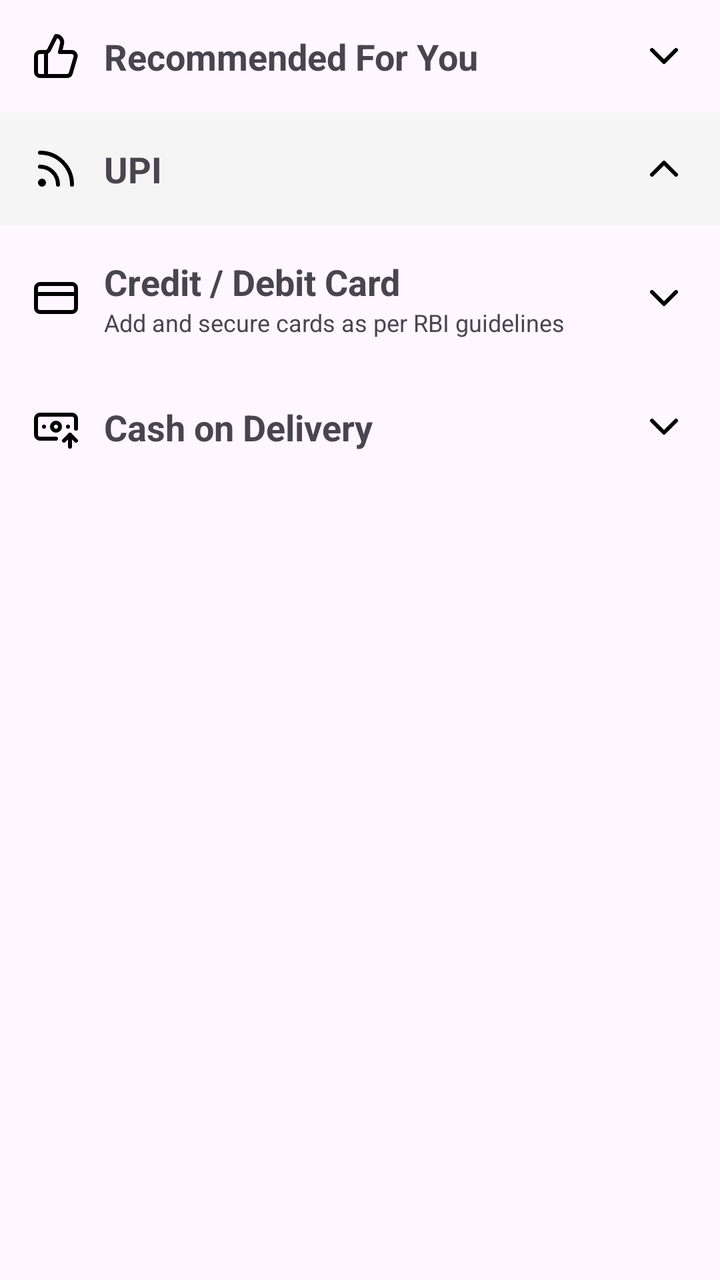
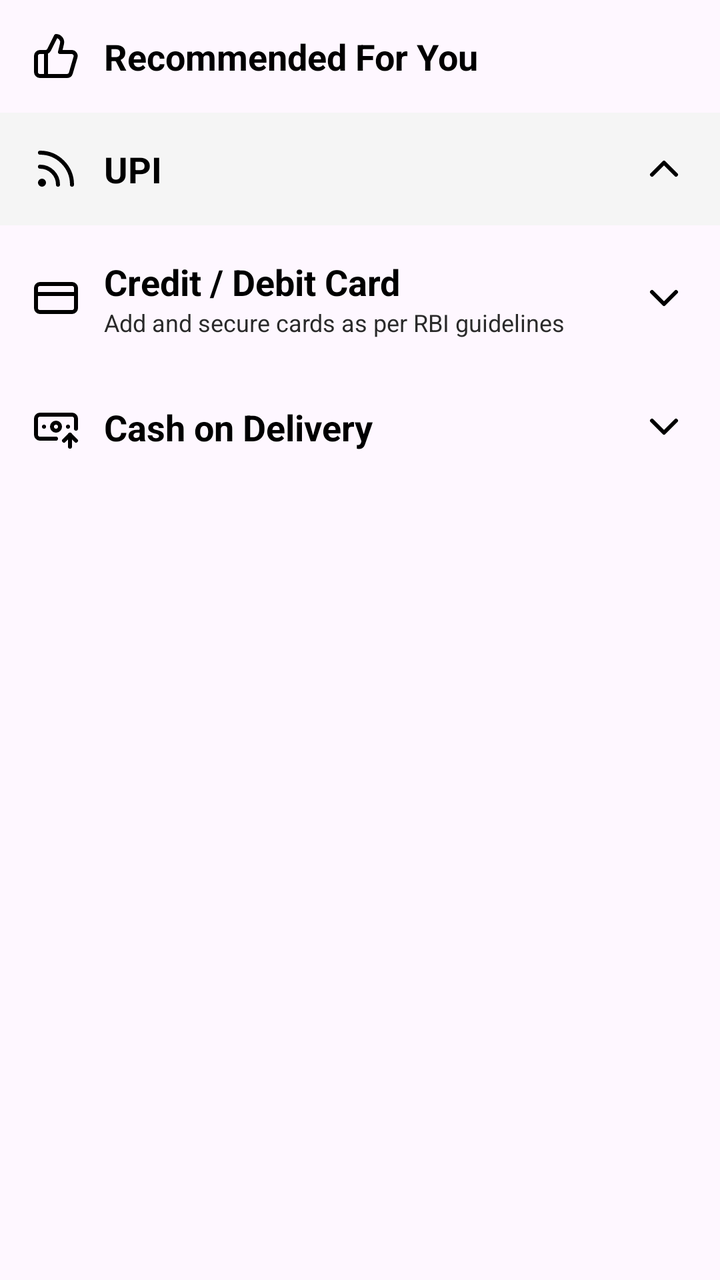

The first picture is an Android layout as it rendered before a commit; the second is the same layout after the commit. The layout source and the unified diff follow.
<!-- AndroidManifest.xml: application theme Theme.CityBasket -->
<!-- res/layout/fragment_payment.xml -->
<?xml version="1.0" encoding="utf-8"?>
<LinearLayout xmlns:android="http://schemas.android.com/apk/res/android"
    xmlns:app="http://schemas.android.com/apk/res-auto"
    android:layout_width="match_parent"
    android:layout_height="match_parent"
    android:orientation="vertical">

    

    <androidx.core.widget.NestedScrollView
        android:layout_width="match_parent"
        android:layout_height="0dp"
        android:layout_weight="1">

        <LinearLayout
            android:layout_width="match_parent"
            android:layout_height="wrap_content"
            android:orientation="vertical">

            

            <LinearLayout
                android:id="@+id/layoutRecommended"
                android:layout_width="match_parent"
                android:layout_height="wrap_content"
                android:padding="16dp"
                android:gravity="center_vertical"
                android:orientation="horizontal">

                <ImageView
                    android:layout_width="24dp"
                    android:layout_height="24dp"
                    android:src="@drawable/ic_thumb_up"/>

                <TextView
                    android:layout_width="0dp"
                    android:layout_height="wrap_content"
                    android:layout_weight="1"
                    android:layout_marginStart="12dp"
                    android:text="Recommended For You"
                    android:textStyle="bold"
                    android:textSize="18sp"/>

                <ImageView
                    android:id="@+id/imgRecommendedArrow"
                    android:layout_width="24dp"
                    android:layout_height="24dp"
                    android:src="@drawable/ic_arrow_down"/>
            </LinearLayout>

            

            <LinearLayout
                android:id="@+id/layoutUpiHeader"
                android:layout_width="match_parent"
                android:layout_height="wrap_content"
                android:padding="16dp"
                android:background="#F5F5F5"
                android:gravity="center_vertical"
                android:orientation="horizontal">

                <ImageView
                    android:layout_width="24dp"
                    android:layout_height="24dp"
                    android:src="@drawable/ic_upi"/>

                <TextView
                    android:layout_width="0dp"
                    android:layout_height="wrap_content"
                    android:layout_weight="1"
                    android:layout_marginStart="12dp"
                    android:text="UPI"
                    android:textStyle="bold"
                    android:textSize="18sp"/>

                <ImageView
                    android:id="@+id/imgUpiArrow"
                    android:layout_width="24dp"
                    android:layout_height="24dp"
                    android:src="@drawable/ic_arrow_up"/>
            </LinearLayout>

            

            <androidx.recyclerview.widget.RecyclerView
                android:id="@+id/rvUpiApps"
                android:layout_width="match_parent"
                android:layout_height="wrap_content"
                android:nestedScrollingEnabled="false"/>

            

            <LinearLayout
                android:id="@+id/layoutCard"
                android:layout_width="match_parent"
                android:layout_height="wrap_content"
                android:padding="16dp"
                android:gravity="center_vertical"
                android:orientation="horizontal">

                <ImageView
                    android:layout_width="24dp"
                    android:layout_height="24dp"
                    android:src="@drawable/ic_card"/>

                <LinearLayout
                    android:layout_width="0dp"
                    android:layout_height="wrap_content"
                    android:layout_weight="1"
                    android:orientation="vertical"
                    android:layout_marginStart="12dp">

                    <TextView
                        android:layout_width="wrap_content"
                        android:layout_height="wrap_content"
                        android:text="Credit / Debit Card"
                        android:textStyle="bold"
                        android:textSize="18sp"/>

                    <TextView
                        android:layout_width="wrap_content"
                        android:layout_height="wrap_content"
                        android:text="Add and secure cards as per RBI guidelines"
                        android:textSize="12sp"/>
                </LinearLayout>

                <ImageView
                    android:id="@+id/imgCardArrow"
                    android:layout_width="24dp"
                    android:layout_height="24dp"
                    android:src="@drawable/ic_arrow_down"/>

            </LinearLayout>
            <LinearLayout
                android:id="@+id/layoutCardContent"
                android:layout_width="match_parent"
                android:layout_height="wrap_content"
                android:orientation="vertical"
                android:padding="16dp"
                android:visibility="gone">

                <Button
                    android:id="@+id/btnCardPay"
                    android:layout_width="match_parent"
                    android:layout_height="wrap_content"
                    android:backgroundTint="@color/black"
                    android:text="Continue With Card"/>
            </LinearLayout>

            

            <LinearLayout
                android:id="@+id/layoutCod"
                android:layout_width="match_parent"
                android:layout_height="wrap_content"
                android:padding="16dp"
                android:gravity="center_vertical"
                android:orientation="horizontal">

                <ImageView
                    android:layout_width="24dp"
                    android:layout_height="24dp"
                    android:src="@drawable/ic_cash"/>

                <TextView
                    android:layout_width="0dp"
                    android:layout_height="wrap_content"
                    android:layout_weight="1"
                    android:layout_marginStart="12dp"
                    android:text="Cash on Delivery"
                    android:textStyle="bold"
                    android:textSize="18sp"/>

                <ImageView
                    android:id="@+id/imgCodArrow"
                    android:layout_width="24dp"
                    android:layout_height="24dp"
                    android:src="@drawable/ic_arrow_down"/>
            </LinearLayout>
            <LinearLayout
                android:id="@+id/layoutCodContent"
                android:layout_width="match_parent"
                android:layout_height="wrap_content"
                android:padding="16dp"
                android:orientation="vertical"
                android:visibility="gone">

                <TextView
                    android:layout_width="wrap_content"
                    android:layout_height="wrap_content"
                    android:textColor="#232323"
                    android:text="Pay after delivery"/>

                <Button
                    android:id="@+id/btnCodPay"
                    android:layout_width="match_parent"
                    android:layout_height="wrap_content"
                    android:backgroundTint="@color/black"
                    android:text="Place Order"/>
            </LinearLayout>

        </LinearLayout>

    </androidx.core.widget.NestedScrollView>


</LinearLayout>
<!-- resources referenced by this layout -->
<resources>
  <color name="black">#FF000000</color>
  <!-- drawable ic_arrow_down (drawable) -->
  <vector xmlns:android="http://schemas.android.com/apk/res/android"
      android:width="24dp"
      android:height="24dp"
      android:viewportWidth="24"
      android:viewportHeight="24">
    <path
        android:pathData="m6,9 l6,6 6,-6"
        android:strokeLineJoin="round"
        android:strokeWidth="2"
        android:fillColor="#00000000"
        android:strokeColor="@color/black"
        android:strokeLineCap="round"/>
  </vector>
  <!-- drawable ic_arrow_up (drawable) -->
  <vector xmlns:android="http://schemas.android.com/apk/res/android"
      android:width="24dp"
      android:height="24dp"
      android:viewportWidth="24"
      android:viewportHeight="24">
    <path
        android:pathData="m18,15 l-6,-6 -6,6"
        android:strokeLineJoin="round"
        android:strokeWidth="2"
        android:fillColor="#00000000"
        android:strokeColor="@color/black"
        android:strokeLineCap="round"/>
  </vector>
  <!-- drawable ic_card (drawable) -->
  <vector xmlns:android="http://schemas.android.com/apk/res/android"
      android:width="24dp"
      android:height="24dp"
      android:viewportWidth="24"
      android:viewportHeight="24">
    <path
        android:pathData="M4,5L20,5A2,2 0,0 1,22 7L22,17A2,2 0,0 1,20 19L4,19A2,2 0,0 1,2 17L2,7A2,2 0,0 1,4 5z"
        android:strokeLineJoin="round"
        android:strokeWidth="2"
        android:fillColor="#00000000"
        android:strokeColor="@color/black"
        android:strokeLineCap="round"/>
    <path
        android:pathData="M2,10L22,10"
        android:strokeLineJoin="round"
        android:strokeWidth="2"
        android:fillColor="#00000000"
        android:strokeColor="@color/black"
        android:strokeLineCap="round"/>
  </vector>
  <!-- drawable ic_thumb_up (drawable) -->
  <vector xmlns:android="http://schemas.android.com/apk/res/android"
      android:width="24dp"
      android:height="24dp"
      android:viewportWidth="24"
      android:viewportHeight="24">
    <path
        android:pathData="M15,5.88 L14,10h5.83a2,2 0,0 1,1.92 2.56l-2.33,8A2,2 0,0 1,17.5 22H4a2,2 0,0 1,-2 -2v-8a2,2 0,0 1,2 -2h2.76a2,2 0,0 0,1.79 -1.11L12,2a3.13,3.13 0,0 1,3 3.88Z"
        android:strokeLineJoin="round"
        android:strokeWidth="2"
        android:fillColor="#00000000"
        android:strokeColor="@color/black"
        android:strokeLineCap="round"/>
    <path
        android:pathData="M7,10v12"
        android:strokeLineJoin="round"
        android:strokeWidth="2"
        android:fillColor="#00000000"
        android:strokeColor="@color/black"
        android:strokeLineCap="round"/>
  </vector>
  <!-- drawable ic_upi (drawable) -->
  <vector xmlns:android="http://schemas.android.com/apk/res/android"
      android:width="24dp"
      android:height="24dp"
      android:viewportWidth="24"
      android:viewportHeight="24">
    <path
        android:pathData="M4,11a9,9 0,0 1,9 9"
        android:strokeLineJoin="round"
        android:strokeWidth="2"
        android:fillColor="#00000000"
        android:strokeColor="@color/black"
        android:strokeLineCap="round"/>
    <path
        android:pathData="M4,4a16,16 0,0 1,16 16"
        android:strokeLineJoin="round"
        android:strokeWidth="2"
        android:fillColor="#00000000"
        android:strokeColor="@color/black"
        android:strokeLineCap="round"/>
    <path
        android:pathData="M5,19m-1,0a1,1 0,1 1,2 0a1,1 0,1 1,-2 0"
        android:strokeLineJoin="round"
        android:strokeWidth="2"
        android:fillColor="#00000000"
        android:strokeColor="@color/black"
        android:strokeLineCap="round"/>
  </vector>
  <style name="Theme.CityBasket" parent="Base.Theme.CityBasket" />
  <style name="Base.Theme.CityBasket" parent="Theme.Material3.DayNight.NoActionBar">
          
          
      </style>
  <!-- unchanged entries left out for length: 1 -->
</resources>

<!-- the commit's change to res/layout/fragment_payment.xml (unified diff, before → after) -->
@@ -38,14 +38,10 @@
                     android:layout_weight="1"
                     android:layout_marginStart="12dp"
                     android:text="Recommended For You"
+                    android:textColor="@color/black"
                     android:textStyle="bold"
                     android:textSize="18sp"/>
 
-                <ImageView
-                    android:id="@+id/imgRecommendedArrow"
-                    android:layout_width="24dp"
-                    android:layout_height="24dp"
-                    android:src="@drawable/ic_arrow_down"/>
             </LinearLayout>
 
             
@@ -71,6 +67,7 @@
                     android:layout_marginStart="12dp"
                     android:text="UPI"
                     android:textStyle="bold"
+                    android:textColor="@color/black"
                     android:textSize="18sp"/>
 
                 <ImageView
@@ -115,13 +112,15 @@
                         android:layout_height="wrap_content"
                         android:text="Credit / Debit Card"
                         android:textStyle="bold"
+                        android:textColor="@color/black"
                         android:textSize="18sp"/>
 
                     <TextView
                         android:layout_width="wrap_content"
                         android:layout_height="wrap_content"
                         android:text="Add and secure cards as per RBI guidelines"
-                        android:textSize="12sp"/>
+                        android:textSize="12sp"
+                        android:textColor="#2A2A2A"/>
                 </LinearLayout>
 
                 <ImageView
@@ -131,6 +130,7 @@
                     android:src="@drawable/ic_arrow_down"/>
 
             </LinearLayout>
+
             <LinearLayout
                 android:id="@+id/layoutCardContent"
                 android:layout_width="match_parent"
@@ -144,6 +144,7 @@
                     android:layout_width="match_parent"
                     android:layout_height="wrap_content"
                     android:backgroundTint="@color/black"
+                    android:textColor="@color/white"
                     android:text="Continue With Card"/>
             </LinearLayout>
 
@@ -168,6 +169,7 @@
                     android:layout_weight="1"
                     android:layout_marginStart="12dp"
                     android:text="Cash on Delivery"
+                    android:textColor="@color/black"
                     android:textStyle="bold"
                     android:textSize="18sp"/>
 
@@ -196,6 +198,7 @@
                     android:layout_width="match_parent"
                     android:layout_height="wrap_content"
                     android:backgroundTint="@color/black"
+                    android:textColor="@color/white"
                     android:text="Place Order"/>
             </LinearLayout>
 
<!-- resource entries referenced after the edit -->
@@ -1,6 +1,7 @@
 <!-- resources referenced by this layout -->
 <resources>
   <color name="black">#FF000000</color>
+  <color name="white">#FFFFFFFF</color>
   <!-- drawable ic_arrow_down (drawable) -->
   <vector xmlns:android="http://schemas.android.com/apk/res/android"
       android:width="24dp"
